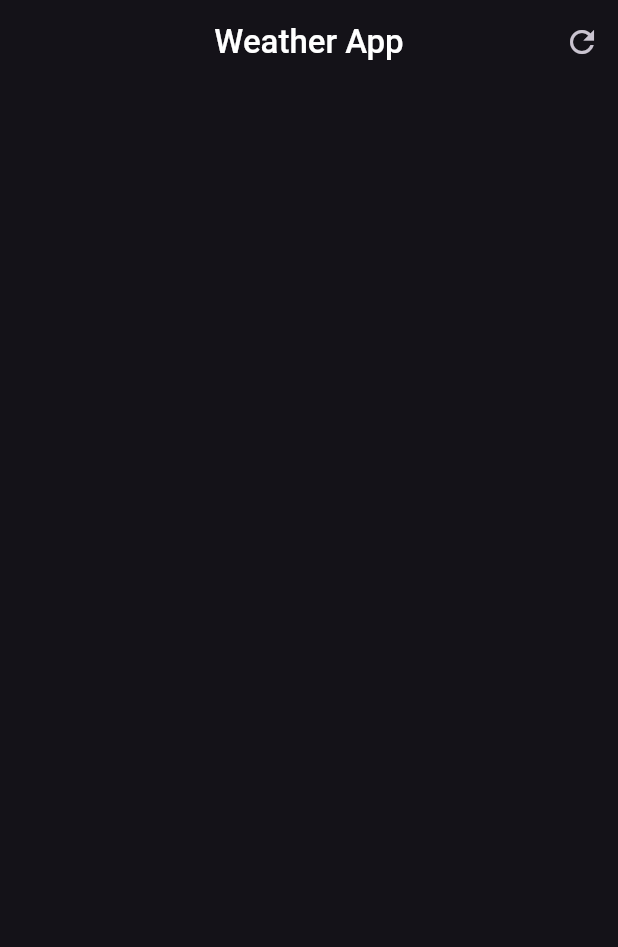
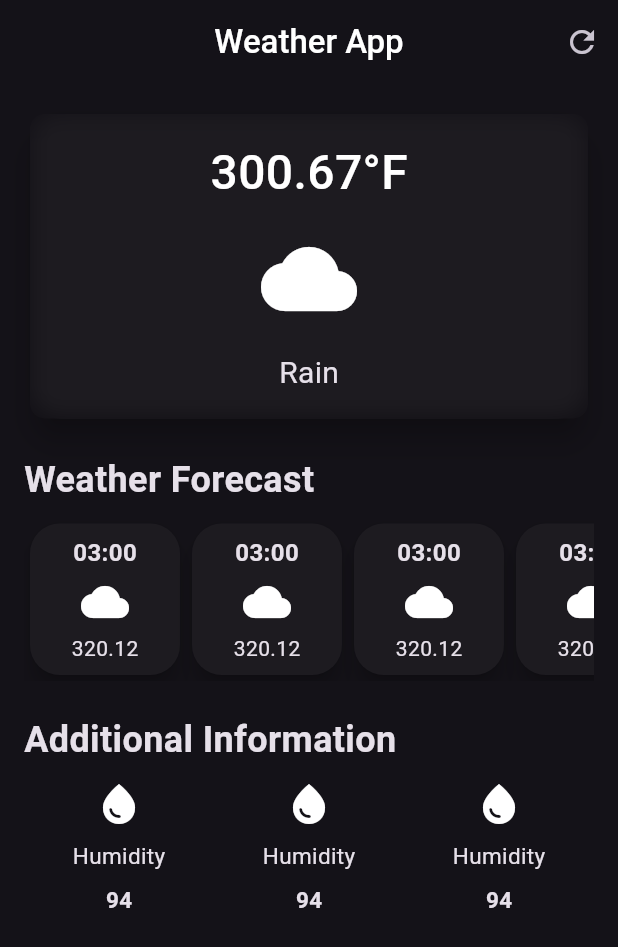
Before and after one commit to Ayushgupta91003/weather-app, a Flutter app: the screen it shows after launch, on a phone screen of 412 x 824 dp. Shown: the top 947 px of the screen. Run offline on Flutter 3.47's test engine with Material 3 defaults, Android fonts, the phone set to English and light mode, and no system bars.

Commit message:
basic ui created

```diff
--- /dev/null
+++ b/lib/additional_info_item.dart
@@ -0,0 +1,30 @@
+import 'package:flutter/material.dart';
+
+class AdditionalInfoItem extends StatelessWidget {
+  const AdditionalInfoItem({
+    super.key,
+  });
+
+  @override
+  Widget build(BuildContext context) {
+    return const Column(
+      children: [
+        Icon(Icons.water_drop, size: 32),
+        SizedBox(
+          height: 8,
+        ),
+        Text(
+          "Humidity",
+          style: TextStyle(fontSize: 15),
+        ),
+        SizedBox(
+          height: 8,
+        ),
+        Text(
+          "94",
+          style: TextStyle(fontSize: 15, fontWeight: FontWeight.w600),
+        ),
+      ],
+    );
+  }
+}
--- /dev/null
+++ b/lib/hourly_forecast_item.dart
@@ -0,0 +1,37 @@
+import 'package:flutter/material.dart';
+
+
+
+class HourlyForecaseItem extends StatelessWidget {
+  const HourlyForecaseItem({super.key});
+
+  @override
+  Widget build(BuildContext context) {
+    return Card(
+      shape: RoundedRectangleBorder(
+        borderRadius: BorderRadius.circular(20),
+      ),
+      elevation: 6,
+      child: Container(
+        width: 100,
+        padding: const EdgeInsets.all(8.0),
+        child: const Column(
+          children: [
+            Text(
+              "03:00",
+              style: TextStyle(fontWeight: FontWeight.bold, fontSize: 16),
+            ),
+            SizedBox(
+              height: 5,
+            ),
+            Icon(Icons.cloud, size: 32),
+            SizedBox(
+              height: 5,
+            ),
+            Text("320.12"),
+          ],
+        ),
+      ),
+    );
+  }
+}
--- a/lib/weather_screen.dart
+++ b/lib/weather_screen.dart
@@ -1,4 +1,8 @@
+import 'dart:ui';
+
 import 'package:flutter/material.dart';
+import 'package:weather/additional_info_item.dart';
+import 'package:weather/hourly_forecast_item.dart';
 
 class WeatherScreen extends StatelessWidget {
   const WeatherScreen({super.key});
@@ -15,12 +19,185 @@ class WeatherScreen extends StatelessWidget {
         actions: [
           IconButton(
             onPressed: () {},
-              icon: Icon(Icons.refresh),
+            icon: const Icon(Icons.refresh),
           ),
         ],
       ),
-        body: const Column(
-          children: [],
-        ));
+      body: Padding(
+        padding: const EdgeInsets.all(16.0),
+        child: Column(
+          crossAxisAlignment: CrossAxisAlignment.start,
+          children: [
+            SizedBox(
+              width: double.infinity,
+              // height: 250,
+              child: Card(
+                elevation: 8,
+                shape: RoundedRectangleBorder(
+                  borderRadius: BorderRadius.circular(20),
+                ),
+                child: ClipRRect(
+                  borderRadius: BorderRadius.circular(10),
+                  child: BackdropFilter(
+                    filter: ImageFilter.blur(sigmaX: 7, sigmaY: 7),
+                    child: const Padding(
+                      padding: EdgeInsets.all(16.0),
+                      child: Column(
+                        children: [
+                          Text(
+                            "300.67\u00B0F",
+                            style: TextStyle(
+                              fontSize: 32,
+                              color: Colors.white,
+                              fontWeight: FontWeight.w500,
+                            ),
+                          ),
+                          SizedBox(
+                            height: 16,
+                          ),
+                          Icon(
+                            Icons.cloud,
+                            size: 64,
+                          ),
+                          SizedBox(
+                            height: 16,
+                          ),
+                          Text(
+                            "Rain",
+                            style: TextStyle(fontSize: 20),
+                          ),
+                        ],
+                      ),
+                    ),
+                  ),
+                ),
+              ),
+            ),
+            const SizedBox(
+              height: 20,
+            ),
+            const Align(
+              alignment: Alignment.centerLeft,
+              child: Text(
+                "Weather Forecast",
+                style: TextStyle(
+                  fontSize: 24,
+                  fontWeight: FontWeight.bold,
+                ),
+              ),
+            ),
+            const SizedBox(
+              height: 8,
+            ),
+            const SingleChildScrollView(
+              scrollDirection: Axis.horizontal,
+              child: Row(
+                children: [
+                  HourlyForecaseItem(),
+                  HourlyForecaseItem(),
+                  HourlyForecaseItem(),
+                  HourlyForecaseItem(),
+                  HourlyForecaseItem(),
+                ],
+              ),
+            ),
+            const SizedBox(
+              height: 22,
+            ),
+            const Align(
+              alignment: Alignment.centerLeft,
+              child: Text(
+                "Additional Information",
+                style: TextStyle(
+                  fontSize: 24,
+                  fontWeight: FontWeight.bold,
+                ),
+              ),
+            ),
+            const SizedBox(
+              height: 10,
+            ),
+            const Row(
+              mainAxisAlignment: MainAxisAlignment.spaceAround,
+              children: [
+                AdditionalInfoItem(),
+                AdditionalInfoItem(),
+                AdditionalInfoItem(),
+              ],
+            )
+          ],
+        ),
+      ),
+    );
   }
 }
+
+
+
+
+
+
+
+
+
+
+
+
+
+
+
+
+
+
+
+
+
+/*
+
+ // Padding(
+
+          //   padding: const EdgeInsets.all(8.0),
+          //   child: Container(
+          //     height: 205,
+          //     width: 400,
+          //     decoration: BoxDecoration(
+          //         color: Color.fromARGB(80, 100, 100, 100),
+          //         shape: BoxShape.rectangle,
+          //         borderRadius: BorderRadius.circular(15)),
+          //     child: const Padding(
+          //       padding: EdgeInsets.all(8.0),
+          //       child: Column(
+          //         children: [
+          //           Text(
+          //             "300.67\u00B0F",
+          //             style: TextStyle(
+          //                 fontSize: 40,
+          //                 color: Colors.white,
+          //                 fontWeight: FontWeight.w500),
+          //           ),
+          //           SizedBox(
+          //             height: 10,
+          //           ),
+          //           Icon(
+          //             Icons.cloud,
+          //             size: 75,
+          //             color: Color.fromARGB(250, 255, 255, 255),
+          //           ),
+          //           SizedBox(
+          //             height: 10,
+          //           ),
+          //           Text(
+          //             "Rain",
+          //             style: TextStyle(
+          //               color: Colors.white,
+          //               fontSize: 20,
+          //               fontWeight: FontWeight.w300,
+          //             ),
+          //           )
+          //         ],
+          //       ),
+          //     ),
+          //   ),
+          // ),
+
+*/
```
Lines whose indentation alone changed are shown as unchanged.
